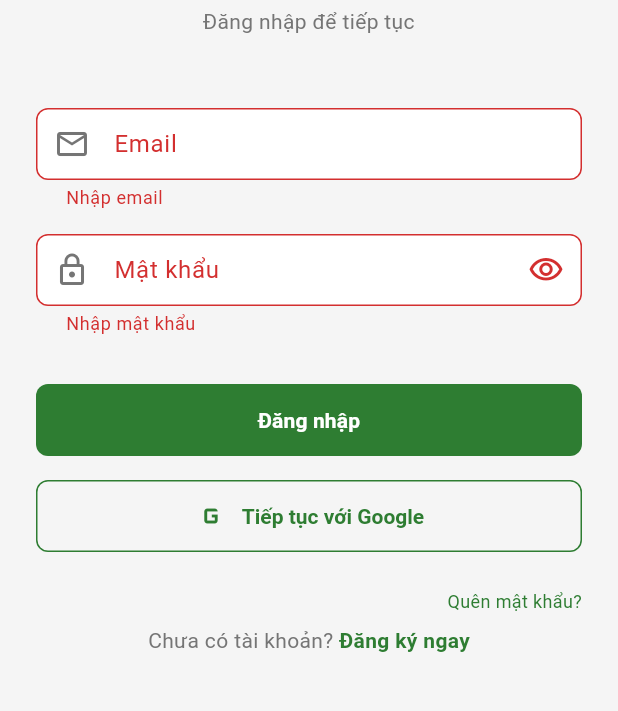
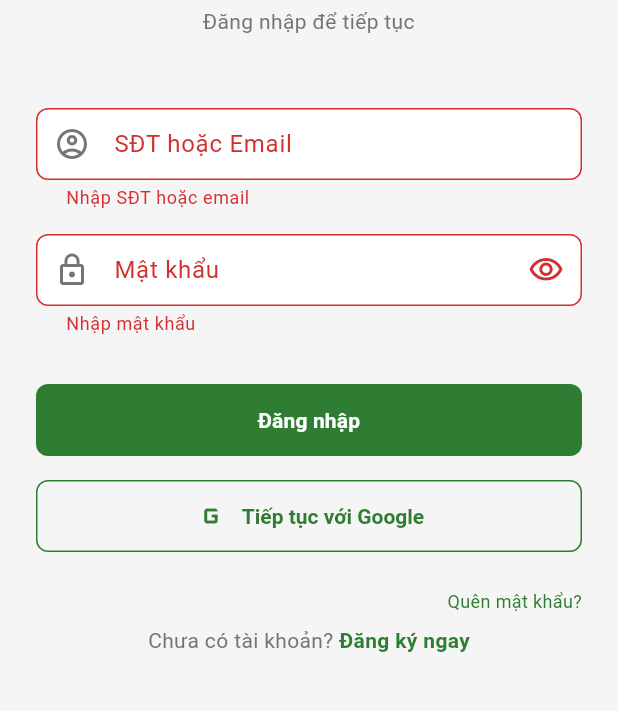
Before and after one commit to VanNguyen100103/tropia_livestream, a Flutter app: the LoginScreen screen opened directly, after a tap on "Đăng nhập", on a phone screen of 412 x 824 dp, the part 276-987 px from its top. Run offline on Flutter 3.47's test engine with Material 3 defaults, Android fonts, the phone set to English and light mode, and no system bars; our stand-ins replace app_links, cached_network_image, camera, chewie, dio, flutter_secure_storage and 8 more; missing offline and left inert: apivideo_live_stream, dart:js_interop, dart:ui_web, google_mlkit_face_detection, pointer_interceptor; accounts and stored records are empty; network calls fail.

Commit message:
Login by phone-or-email (app keeps UUID/refresh)
- /api/auth/login: accept username (SDT or email) or legacy email,
  resolve via LoginByUsername; Email no longer hard-required
- frontend: AuthService.login takes username; login screen field becomes
  SDT-or-Email (register still requires email + phone)

Co-Authored-By: Claude Opus 4.8 (1M context) <noreply@anthropic.com>

```diff
--- a/frontend/lib/core/services/auth_service.dart
+++ b/frontend/lib/core/services/auth_service.dart
@@ -203,9 +203,11 @@ class AuthService extends ChangeNotifier {
 
   // ── Login ───────────────────────────────────────────────────────────────────
 
-  Future<void> login({required String email, required String password}) async {
+  /// Đăng nhập bằng SĐT hoặc email. Backend /api/auth/login nhận `username`
+  /// (resolve phone→email) và vẫn trả access_token + refresh_token + user{UUID}.
+  Future<void> login({required String username, required String password}) async {
     final res = await _dio.post('/api/auth/login', data: {
-      'email':    email,
+      'username': username,
       'password': password,
     });
 
--- a/frontend/lib/features/user/screens/login_screen.dart
+++ b/frontend/lib/features/user/screens/login_screen.dart
@@ -73,7 +73,7 @@ class _LoginScreenState extends State<LoginScreen> {
         return;
       }
       await AuthService.instance.login(
-        email:    _emailCtrl.text.trim(),
+        username: _emailCtrl.text.trim(),
         password: _passwordCtrl.text,
       );
       AppLogger.logUserEvent(action: 'login_success', context: _tag);
@@ -173,15 +173,18 @@ class _LoginScreenState extends State<LoginScreen> {
                   const SizedBox(height: AppSizes.md),
                 ],
 
-                // Email
+                // Email (đăng ký) / SĐT hoặc Email (đăng nhập)
                 _Field(
                   controller: _emailCtrl,
-                  label: 'Email',
-                  icon: Icons.email_outlined,
-                  keyboardType: TextInputType.emailAddress,
+                  label: _isRegister ? 'Email' : 'SĐT hoặc Email',
+                  icon: _isRegister ? Icons.email_outlined : Icons.account_circle_outlined,
+                  keyboardType:
+                      _isRegister ? TextInputType.emailAddress : TextInputType.text,
                   validator: (v) {
-                    if (v == null || v.isEmpty) return 'Nhập email';
-                    if (!v.contains('@')) return 'Email không hợp lệ';
+                    if (v == null || v.trim().isEmpty) {
+                      return _isRegister ? 'Nhập email' : 'Nhập SĐT hoặc email';
+                    }
+                    if (_isRegister && !v.contains('@')) return 'Email không hợp lệ';
                     return null;
                   },
                 ),
@@ -470,9 +473,9 @@ class _VerifyEmailScreenState extends State<VerifyEmailScreen> {
     setState(() => _isVerifying = true);
     try {
       await AuthService.instance.verifyOtp(email: widget.email, otp: otp);
-      // Auto-login sau xác thực OTP
+      // Auto-login sau xác thực OTP (email cũng là username hợp lệ)
       await AuthService.instance.login(
-        email:    widget.email,
+        username: widget.email,
         password: widget.password,
       );
       if (mounted) {
```
Also changed, not shown: 1 other file.
